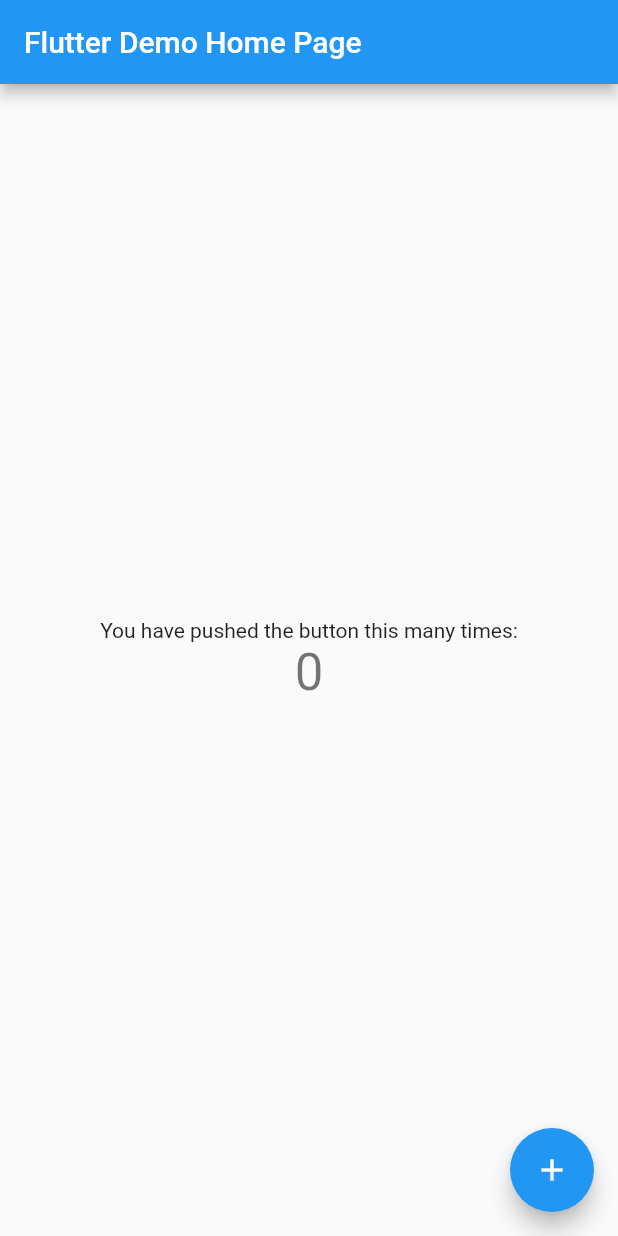
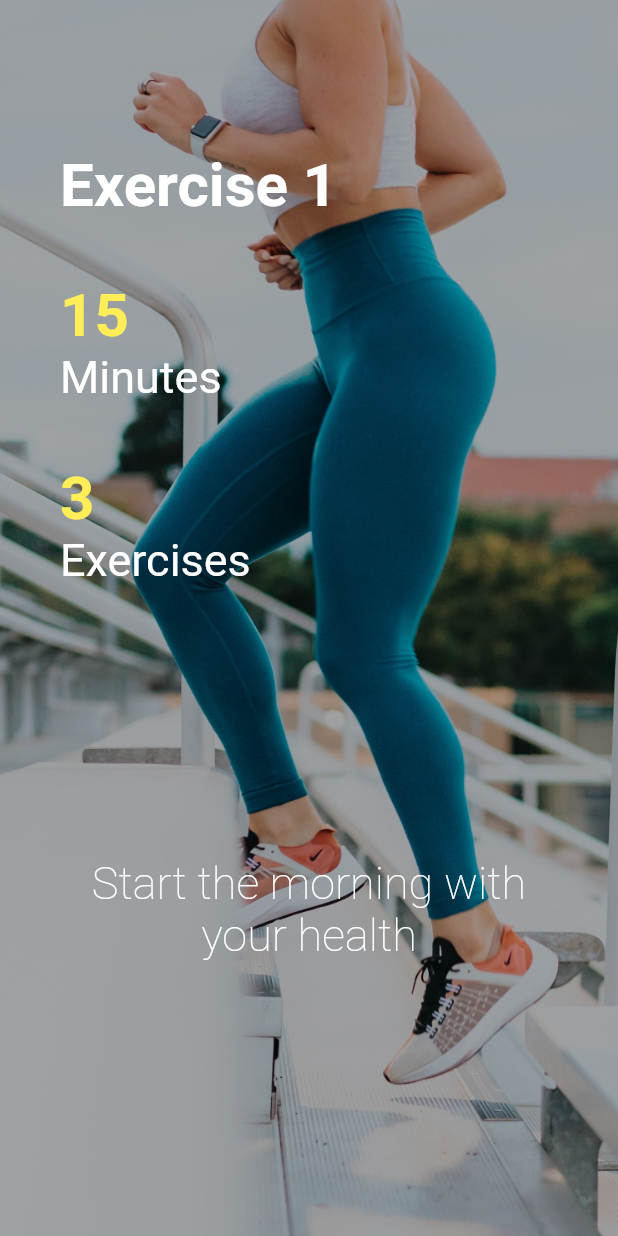
Before and after one commit to s7Thiago/flutter_page_transition, a Flutter app: the screen it shows after launch, on a phone screen of 412 x 824 dp. Run offline on Flutter 3.47's test engine with Material 2 defaults, Android fonts, the phone set to English and light mode, and no system bars.

Commit message:
Part of first screen

```diff
--- a/lib/main.dart
+++ b/lib/main.dart
@@ -1,113 +1,109 @@
 import 'package:flutter/material.dart';
+import 'tool_box.dart' as utils;
 
-void main() {
-  runApp(MyApp());
+main() => runApp(MaterialApp(
+      debugShowCheckedModeBanner: false,
+      home: HomePage(),
+    ));
+
+class HomePage extends StatefulWidget {
+  @override
+  _HomePageState createState() => _HomePageState();
 }
 
-class MyApp extends StatelessWidget {
-  // This widget is the root of your application.
-  @override
-  Widget build(BuildContext context) {
-    return MaterialApp(
-      title: 'Flutter Demo',
-      theme: ThemeData(
-        // This is the theme of your application.
-        //
-        // Try running your application with "flutter run". You'll see the
-        // application has a blue toolbar. Then, without quitting the app, try
-        // changing the primarySwatch below to Colors.green and then invoke
-        // "hot reload" (press "r" in the console where you ran "flutter run",
-        // or simply save your changes to "hot reload" in a Flutter IDE).
-        // Notice that the counter didn't reset back to zero; the application
-        // is not restarted.
-        primarySwatch: Colors.blue,
-      ),
-      home: MyHomePage(title: 'Flutter Demo Home Page'),
-    );
-  }
-}
-
-class MyHomePage extends StatefulWidget {
-  MyHomePage({Key? key, required this.title}) : super(key: key);
-
-  // This widget is the home page of your application. It is stateful, meaning
-  // that it has a State object (defined below) that contains fields that affect
-  // how it looks.
-
-  // This class is the configuration for the state. It holds the values (in this
-  // case the title) provided by the parent (in this case the App widget) and
-  // used by the build method of the State. Fields in a Widget subclass are
-  // always marked "final".
-
-  final String title;
+class _HomePageState extends State<HomePage> {
+  PageController? _pageController;
 
   @override
-  _MyHomePageState createState() => _MyHomePageState();
-}
-
-class _MyHomePageState extends State<MyHomePage> {
-  int _counter = 0;
-
-  void _incrementCounter() {
-    setState(() {
-      // This call to setState tells the Flutter framework that something has
-      // changed in this State, which causes it to rerun the build method below
-      // so that the display can reflect the updated values. If we changed
-      // _counter without calling setState(), then the build method would not be
-      // called again, and so nothing would appear to happen.
-      _counter++;
-    });
+  void initState() {
+    super.initState();
+    _pageController = PageController(initialPage: 0);
   }
 
   @override
   Widget build(BuildContext context) {
-    // This method is rerun every time setState is called, for instance as done
-    // by the _incrementCounter method above.
-    //
-    // The Flutter framework has been optimized to make rerunning build methods
-    // fast, so that you can just rebuild anything that needs updating rather
-    // than having to individually change instances of widgets.
     return Scaffold(
-      appBar: AppBar(
-        // Here we take the value from the MyHomePage object that was created by
-        // the App.build method, and use it to set our appbar title.
-        title: Text(widget.title),
+      body: PageView(
+        controller: _pageController,
+        children: [
+          Container(
+            decoration: BoxDecoration(
+              image: DecorationImage(
+                image: AssetImage('assets/images/one.jpg'),
+                fit: BoxFit.cover,
               ),
-      body: Center(
-        // Center is a layout widget. It takes a single child and positions it
-        // in the middle of the parent.
+            ),
+            child: Container(
+              decoration: BoxDecoration(
+                gradient: LinearGradient(
+                  colors: [
+                    Colors.black.withOpacity(.3),
+                    Colors.black.withOpacity(.3),
+                  ],
+                ),
+              ),
+              child: Padding(
+                padding: const EdgeInsets.all(40.0),
                 child: Column(
-          // Column is also a layout widget. It takes a list of children and
-          // arranges them vertically. By default, it sizes itself to fit its
-          // children horizontally, and tries to be as tall as its parent.
-          //
-          // Invoke "debug painting" (press "p" in the console, choose the
-          // "Toggle Debug Paint" action from the Flutter Inspector in Android
-          // Studio, or the "Toggle Debug Paint" command in Visual Studio Code)
-          // to see the wireframe for each widget.
-          //
-          // Column has various properties to control how it sizes itself and
-          // how it positions its children. Here we use mainAxisAlignment to
-          // center the children vertically; the main axis here is the vertical
-          // axis because Columns are vertical (the cross axis would be
-          // horizontal).
-          mainAxisAlignment: MainAxisAlignment.center,
-          children: <Widget>[
+                  crossAxisAlignment: CrossAxisAlignment.start,
+                  children: [
+                    SizedBox(height: 60.0),
+                    Text('Exercise 1', style: utils.Styles.texts['h1']),
+                    SizedBox(height: 40.0),
+                    Column(
+                      crossAxisAlignment: CrossAxisAlignment.start,
+                      children: [
                         Text(
-              'You have pushed the button this many times:',
+                          '15',
+                          style: utils.Styles.texts['h1']!
+                              .copyWith(color: Colors.yellow[400]),
                         ),
                         Text(
-              '$_counter',
-              style: Theme.of(context).textTheme.headline4,
+                          'Minutes',
+                          style: utils.Styles.texts['h1']!.copyWith(
+                            fontWeight: FontWeight.normal,
+                            fontSize: 30,
+                          ),
+                        ),
+                      ],
+                    ),
+                    SizedBox(height: 40.0),
+                    Column(
+                      crossAxisAlignment: CrossAxisAlignment.start,
+                      children: [
+                        Text(
+                          '3',
+                          style: utils.Styles.texts['h1']!
+                              .copyWith(color: Colors.yellow[400]),
+                        ),
+                        Text(
+                          'Exercises',
+                          style: utils.Styles.texts['h1']!.copyWith(
+                            fontWeight: FontWeight.normal,
+                            fontSize: 30,
+                          ),
+                        ),
+                      ],
+                    ),
+                    SizedBox(height: 180.0),
+                    Align(
+                      child: Text(
+                        'Start the morning with your health',
+                        style: utils.Styles.texts['s1'],
+                        textAlign: TextAlign.center,
+                      ),
+                    ),
+                    SizedBox(height: 30.0),
+                    Align(
+                      alignment: Alignment.bottomCenter,
                     ),
                   ],
                 ),
               ),
-      floatingActionButton: FloatingActionButton(
-        onPressed: _incrementCounter,
-        tooltip: 'Increment',
-        child: Icon(Icons.add),
-      ), // This trailing comma makes auto-formatting nicer for build methods.
+            ),
+          ),
+        ],
+      ),
     );
   }
 }
--- /dev/null
+++ b/lib/tool_box.dart
@@ -0,0 +1,16 @@
+import 'package:flutter/material.dart';
+
+class Styles {
+  static const texts = {
+    'h1': TextStyle(
+      color: Colors.white,
+      fontSize: 40.0,
+      fontWeight: FontWeight.bold,
+    ),
+    's1': TextStyle(
+      color: Colors.white,
+      fontSize: 30.0,
+      fontWeight: FontWeight.w100,
+    ),
+  };
+}
```
Also changed, not shown: pubspec.yaml (+6 -3 lines), assets/images/one.jpg (added), assets/images/three.jpg (added), assets/images/two.jpg (added), 2 other files. Lines whose indentation alone changed are shown as unchanged.
